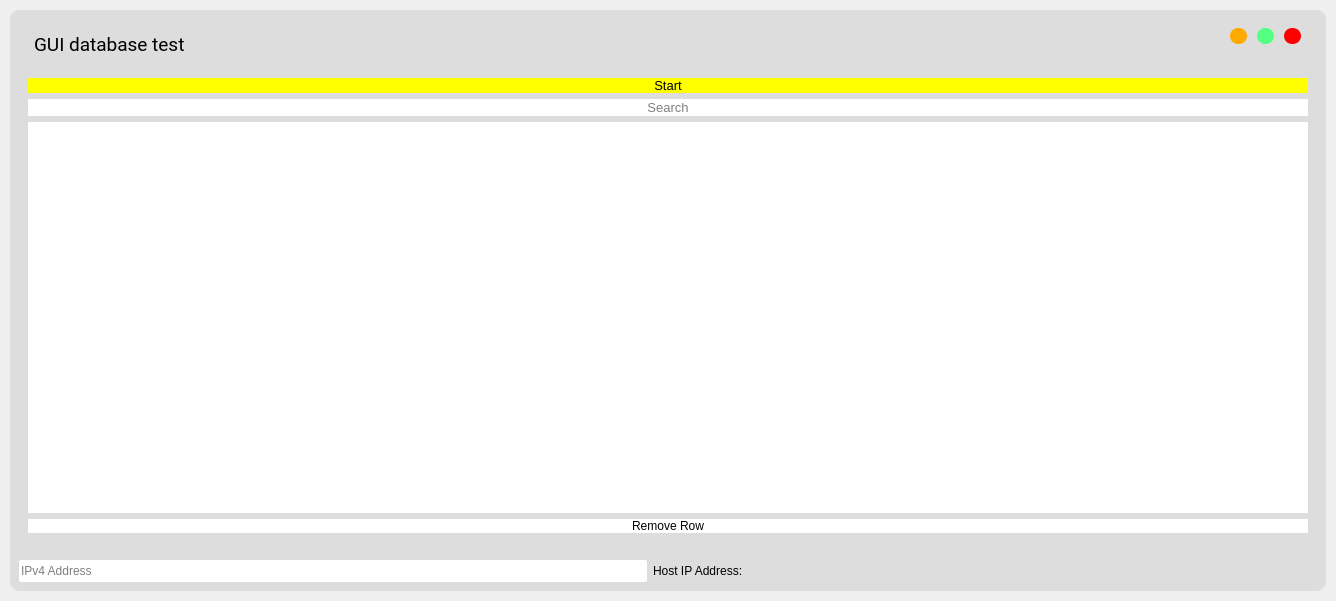
The window that GUI/ui_main.ui (tomyummmm/Gen2-UHF-RFID-Reader) describes before a commit, drawn with Qt 5.
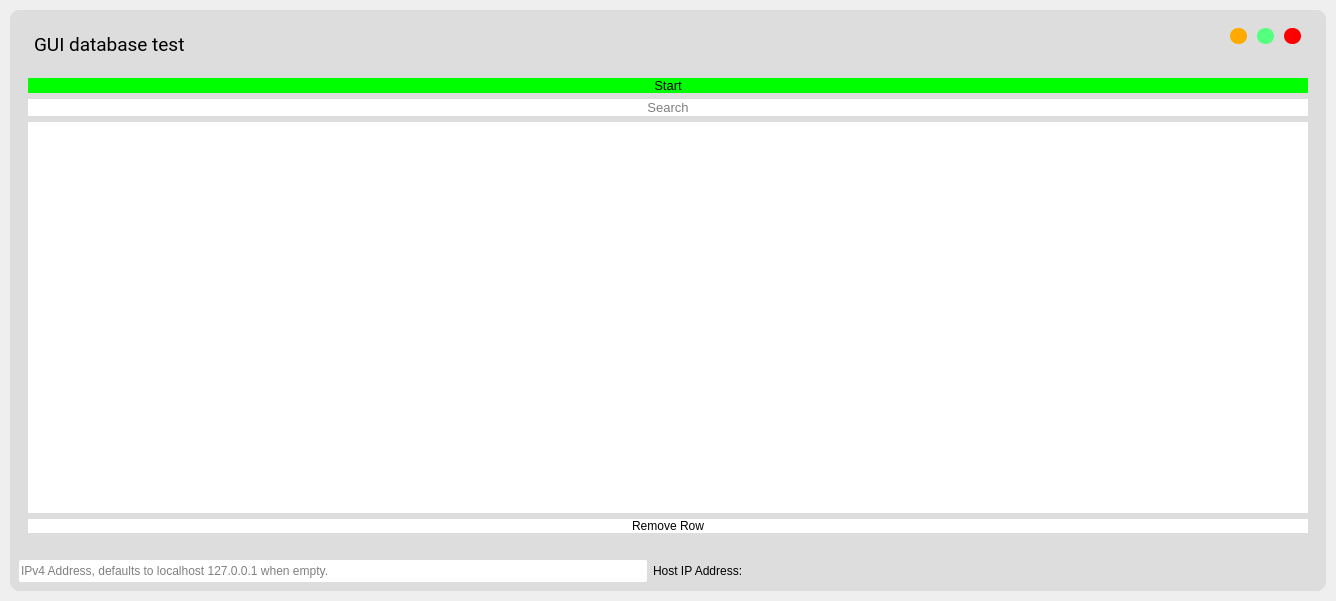
The same window after the commit.

Commit message: Fix edge cases for QSettings IP address being invalid or empty, Fix start stop functionality and graceful closing of thread

What changed in the file:
```diff
--- a/GUI/ui_main.ui
+++ b/GUI/ui_main.ui
@@ -315,7 +315,7 @@
                    <bool>false</bool>
                   </property>
                   <property name="styleSheet">
-                   <string notr="true">background-color: yellow</string>
+                   <string notr="true">background-color: rgb(0, 255, 0);</string>
                   </property>
                   <property name="text">
                    <string>Start</string>
@@ -459,7 +459,7 @@
              <set>Qt::AlignLeading|Qt::AlignLeft|Qt::AlignVCenter</set>
             </property>
             <property name="placeholderText">
-             <string>IPv4 Address</string>
+             <string>IPv4 Address, defaults to localhost 127.0.0.1 when empty.</string>
             </property>
            </widget>
           </item>
```
The commit also changes 7 other files.
